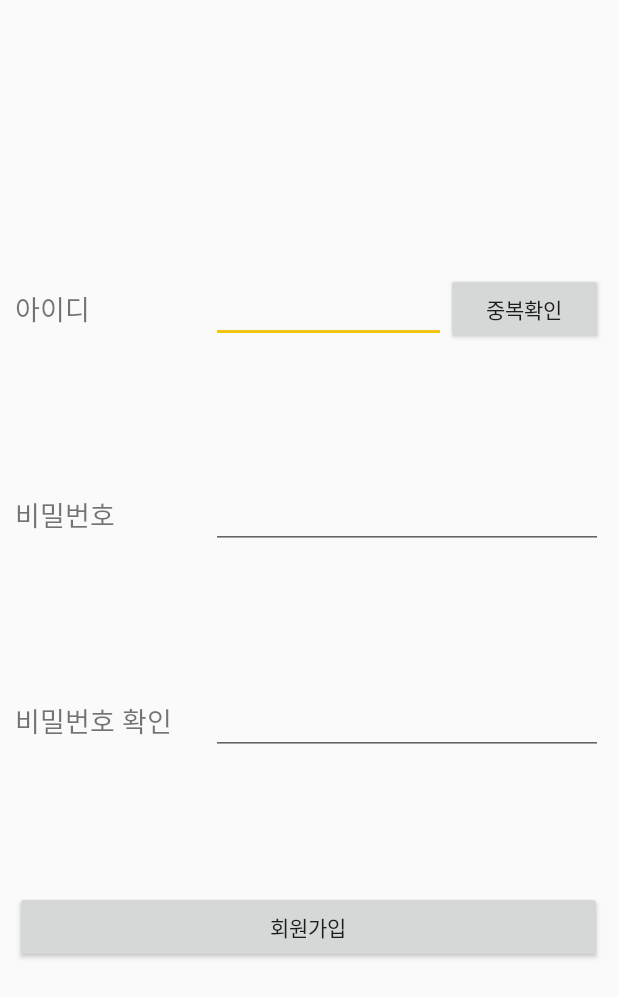
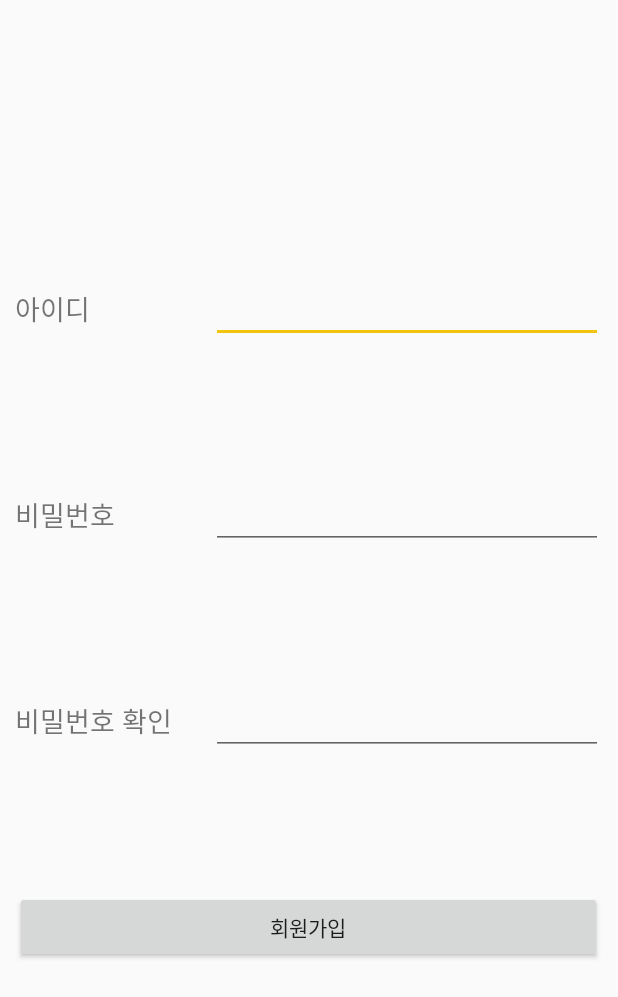
Before and after one commit to hyunlim-kim/GGCS2, an Android app: the layout activity_join.xml on its own in the app's theme, with its tools: preview values and no code run, on a phone screen of 412 x 824 dp. Shown: the top 997 px of the screen. Run offline under Robolectric (Android 15) with nearby library versions, the phone set to English and light mode, and no system bars.

Commit message:
조인 수정

```diff
--- a/app/src/main/java/org/androidtown/calendar/month/JoinActivity.java
+++ b/app/src/main/java/org/androidtown/calendar/month/JoinActivity.java
@@ -24,7 +24,7 @@ import org.springframework.web.client.RestTemplate;
 public class JoinActivity extends AppCompatActivity {
 
     private EditText mEdtId, mEdtPw;
-    private Button mBtnJoin, mBtnIdCheck;
+    private Button mBtnJoin;
 
     @Override
     protected void onCreate(Bundle savedInstanceState) {
@@ -34,7 +34,6 @@ public class JoinActivity extends AppCompatActivity {
         mEdtId = (EditText)findViewById(R.id.edtId);
         mEdtPw = (EditText)findViewById(R.id.edtPw);
         mBtnJoin = (Button)findViewById(R.id.btnJoin);
-        mBtnIdCheck = (Button)findViewById(R.id.btnIdCheck);
 
         findViewById(R.id.btnJoin).setOnClickListener(new View.OnClickListener() {
             @Override
--- a/app/src/main/res/layout/activity_join.xml
+++ b/app/src/main/res/layout/activity_join.xml
@@ -36,18 +36,11 @@
             android:layout_width="0dp"
             android:layout_height="wrap_content"
             android:layout_gravity="center_vertical|center_horizontal"
-            android:layout_weight="1.2"
+            android:layout_marginRight="10dp"
+            android:layout_weight="2"
             android:ems="10"
             android:inputType="textPassword" />
 
-        <Button
-            android:id="@+id/btnIdCheck"
-            android:layout_width="0dp"
-            android:layout_height="wrap_content"
-            android:layout_gravity="center_vertical|center_horizontal"
-            android:layout_marginRight="10dp"
-            android:layout_weight="0.8"
-            android:text="중복확인" />
     </LinearLayout>
 
     <LinearLayout
```
